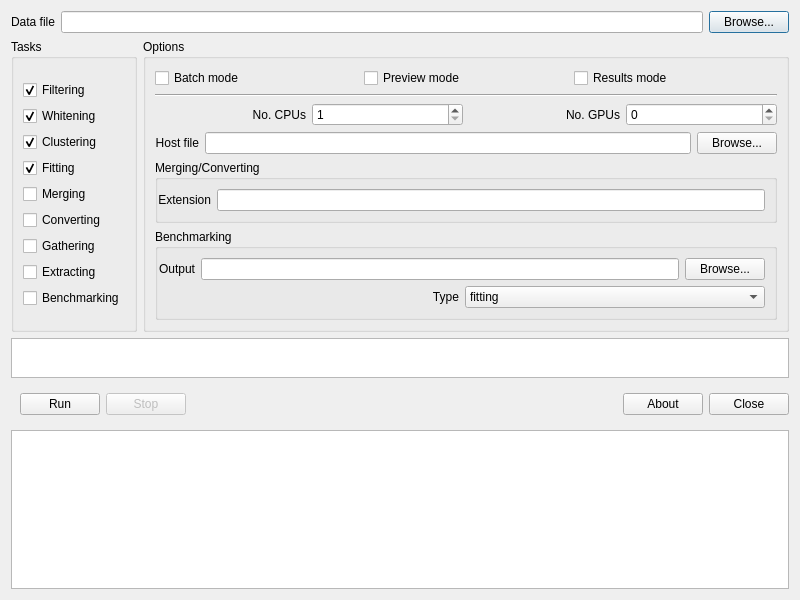
Old version of the form circus/shared/qt_launcher.ui in the repository spyking-circus/spyking-circus.
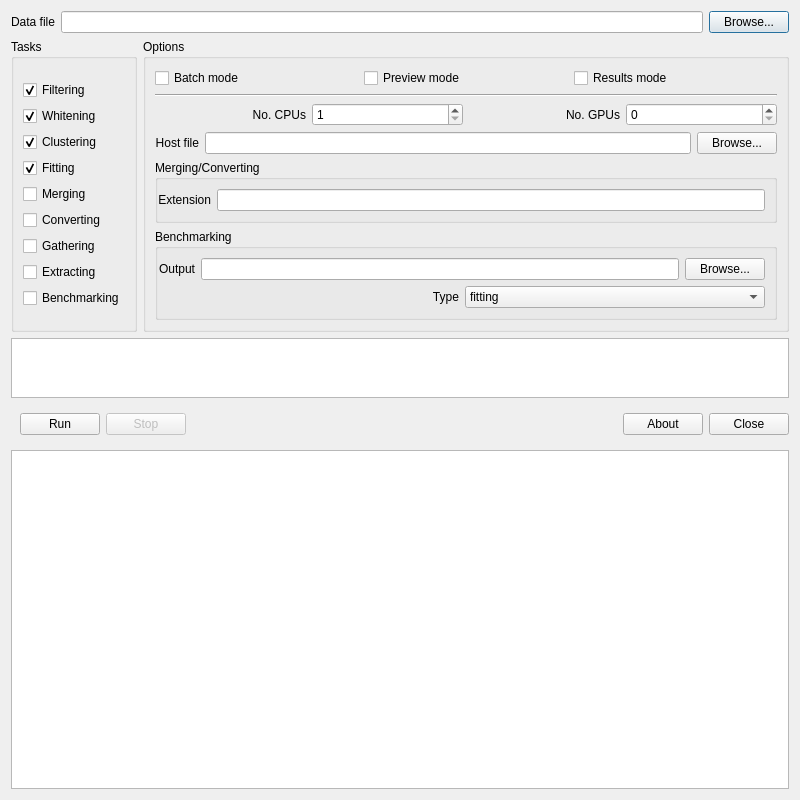
New version of the form. Icons and pictures are not drawn.

Commit message: Use QPlainText for the program output and interact correctly with progress bars

```diff
--- a/circus/shared/qt_launcher.ui
+++ b/circus/shared/qt_launcher.ui
@@ -7,7 +7,7 @@
     <x>0</x>
     <y>0</y>
     <width>800</width>
-    <height>600</height>
+    <height>800</height>
    </rect>
   </property>
   <property name="windowTitle">
@@ -461,7 +461,7 @@
        <property name="maximumSize">
         <size>
          <width>16777215</width>
-         <height>40</height>
+         <height>60</height>
         </size>
        </property>
        <property name="font">
@@ -563,7 +563,7 @@
       </widget>
      </item>
      <item>
-      <widget class="QTextEdit" name="edit_stdout">
+      <widget class="QPlainTextEdit" name="edit_stdout">
        <property name="font">
         <font>
          <family>Monospace</family>
```
Left out of the diff: 6 changed lines with no effect on the pictures. The commit also changes 1 other file.
